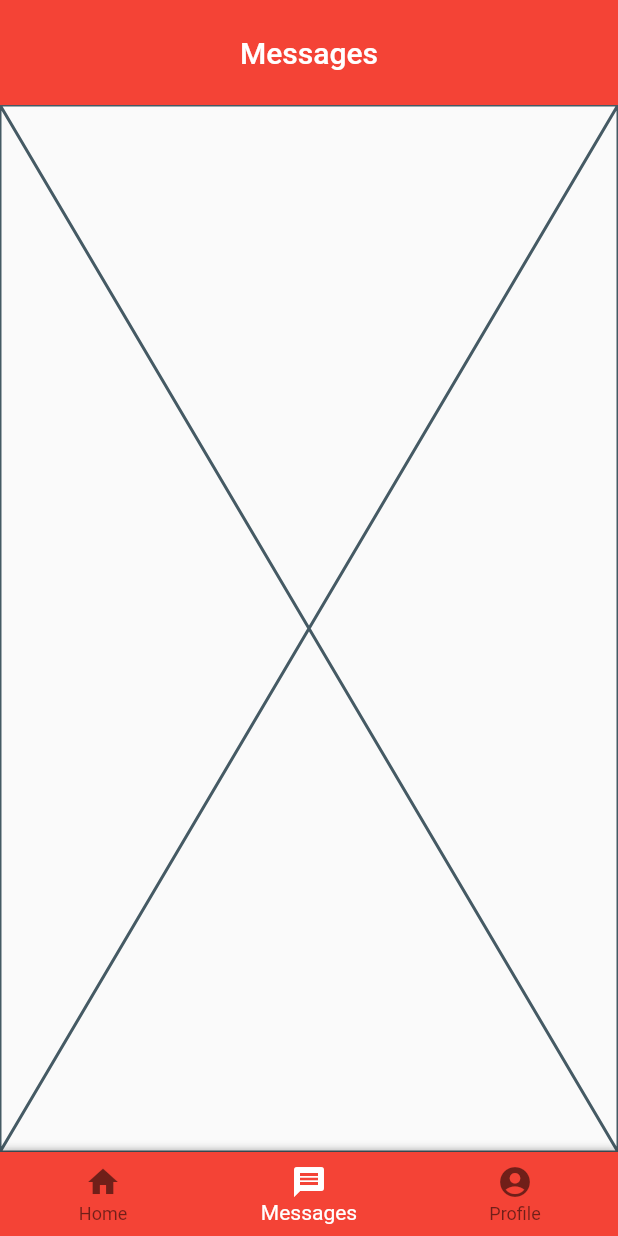
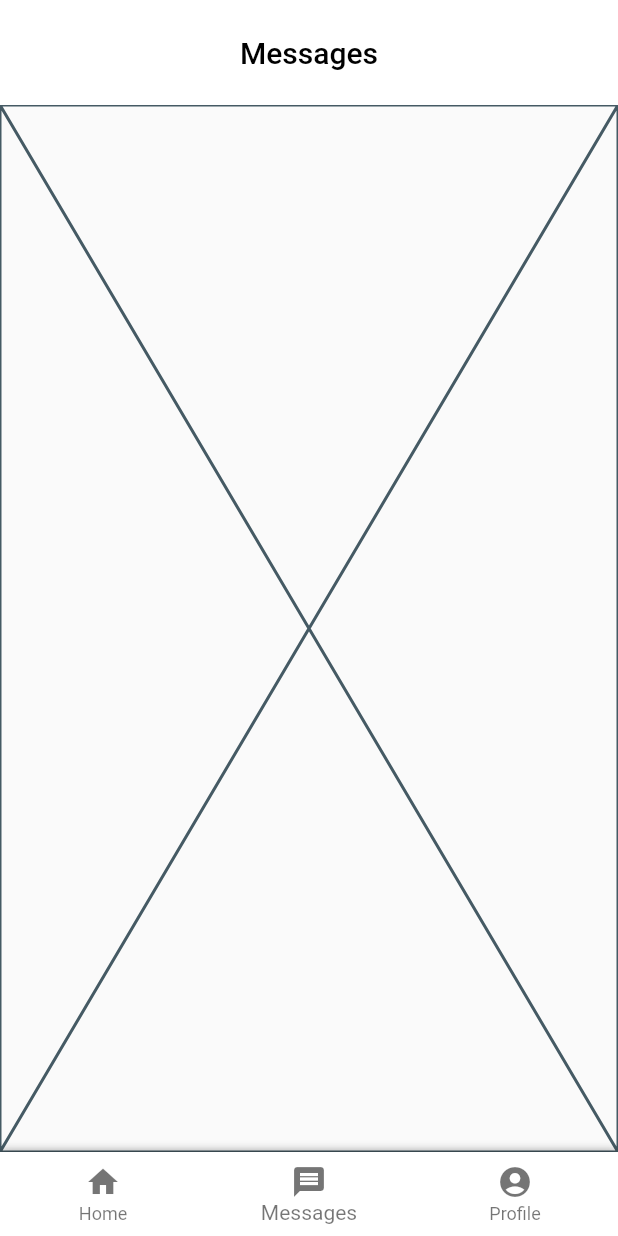
Before and after one commit to NedimKunovac/graduation_project, a Flutter app: the screen it shows once a user with an empty profile is signed in, item 2 of the bottom bar chosen, on a phone screen of 412 x 824 dp. Run offline on Flutter 3.47's test engine with Material 2 defaults, Android fonts, the phone set to English and light mode, and no system bars; our stand-ins replace cloud_firestore, email_validator, firebase_auth, firebase_core, firebase_storage, flash and 2 more; missing offline and left inert: profanity_filter; accounts and stored records are empty.

Commit message:
Small design updates

```diff
--- a/lib/dashboard.dart
+++ b/lib/dashboard.dart
@@ -41,6 +41,7 @@ class _DashboardState extends State<Dashboard> {
     if(_selectedIndex==2){
       actionOptions.add(
         PopupMenuButton(
+          color: Colors.black54,
           onSelected: (result) {
             // Do something when an option is selected
             if (result == "Edit Profile") {
@@ -71,11 +72,11 @@ class _DashboardState extends State<Dashboard> {
           itemBuilder: (BuildContext context) => [
             PopupMenuItem(
               value: "Edit Profile",
-              child: Text("Edit Profile"),
+              child: Text("Edit Profile",style: TextStyle(color: Colors.white),),
             ),
             PopupMenuItem(
               value: "Logout",
-              child: Text("Logout"),
+              child: Text("Logout",style: TextStyle(color: Colors.white),),
             ),
           ],
         ),
@@ -85,7 +86,7 @@ class _DashboardState extends State<Dashboard> {
     return AppBar(
       elevation: 0,
       toolbarHeight: 70,
-      backgroundColor: Colors.red,
+      backgroundColor: Colors.white,
       title: AppBarTitleBulder(data),
       automaticallyImplyLeading: false,
       actions: actionOptions,
@@ -96,10 +97,10 @@ class _DashboardState extends State<Dashboard> {
   AppBarTitleBulder(data) {
     if (_selectedIndex == 1) {
       return Center(
-          child: Text('Messages', style: TextStyle(color: Colors.white)));
+          child: Text('Messages', style: TextStyle(color: Colors.black)));
     } else if (_selectedIndex == 2) {
       return Center(
-        child: Text('Profile', style: TextStyle(color: Colors.white)));
+        child: Text('Profile', style: TextStyle(color: Colors.black)));
 
     } else {
       var message = '';
@@ -115,7 +116,7 @@ class _DashboardState extends State<Dashboard> {
           Center(
             child: Text(
               'Welcome ${data['name']}!',
-              style: TextStyle(color: Colors.white),
+              style: TextStyle(color: Colors.black),
             ),
           ),
           SizedBox(
@@ -123,7 +124,7 @@ class _DashboardState extends State<Dashboard> {
           ),
           Center(
             child: Text(message,
-                style: TextStyle(color: Colors.white, fontSize: 15)),
+                style: TextStyle(color: Colors.grey, fontSize: 15)),
           ),
           SizedBox(
             height: 5,
@@ -161,11 +162,11 @@ class _DashboardState extends State<Dashboard> {
                                 userName: data['name'],
                                 userProfilePhoto: data['profilePhotoUrl'],
                               ))),
-                  child: const Text('Yes'),
+                  child: const Text('Yes',style: TextStyle(color: Colors.black),),
                 ),
                 TextButton(
                   onPressed: () => Navigator.pop(context, 'No'),
-                  child: const Text('No'),
+                  child: const Text('No',style: TextStyle(color: Colors.red),),
                 ),
               ],
             ),
@@ -218,31 +219,31 @@ class _DashboardState extends State<Dashboard> {
                 )
               ]),
               child: BottomNavigationBar(
-                backgroundColor: Colors.red,
+                backgroundColor: Colors.white,
                 items: const <BottomNavigationBarItem>[
                   ///HOME PAGE ICON
                   BottomNavigationBarItem(
                     icon: Icon(Icons.home),
                     label: 'Home',
-                    backgroundColor: Colors.white,
+                    backgroundColor: Colors.black54,
                   ),
 
                   ///MESSAGES ICON
                   BottomNavigationBarItem(
                     icon: Icon(Icons.message),
                     label: 'Messages',
-                    backgroundColor: Colors.white,
+                    backgroundColor: Colors.black54,
                   ),
 
                   ///PROFILE ICON
                   BottomNavigationBarItem(
                     icon: Icon(Icons.account_circle),
                     label: 'Profile',
-                    backgroundColor: Colors.white,
+                    backgroundColor: Colors.black54,
                   ),
                 ],
                 currentIndex: _selectedIndex,
-                selectedItemColor: Colors.white,
+                selectedItemColor: Colors.black54,
                 onTap: _onItemTapped,
               ),
             ),
```
